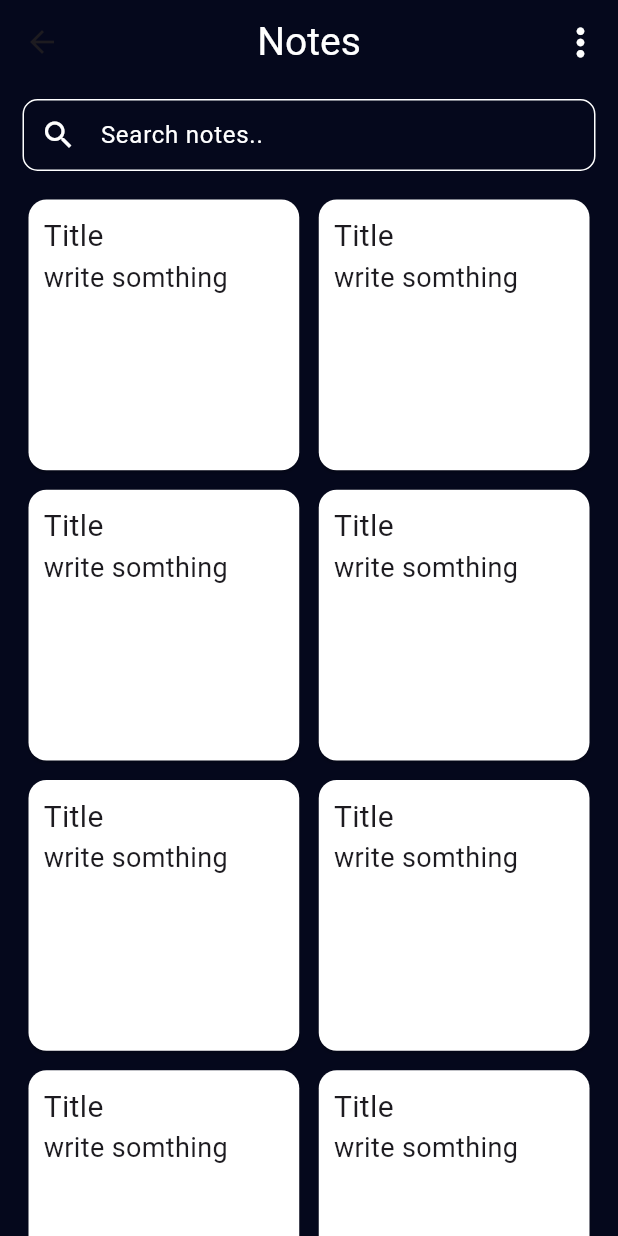
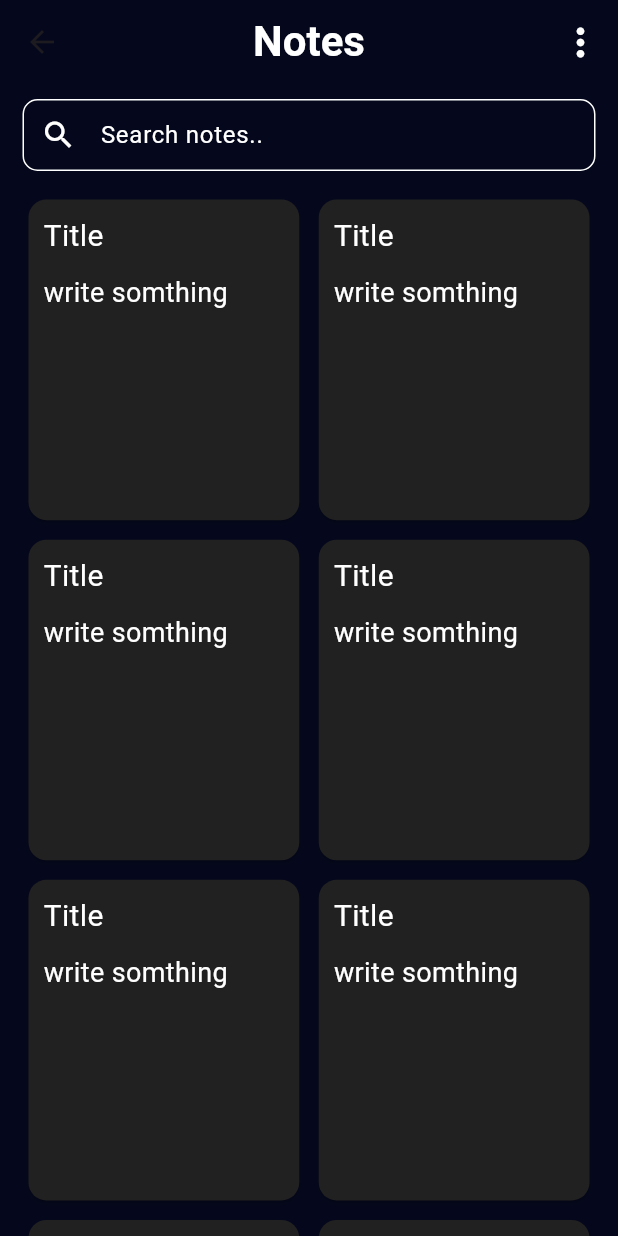
Before and after one commit to RaFiuL-RaZu/noteapp, a Flutter app: the NoteApp screen opened directly, on a phone screen of 412 x 824 dp. Run offline on Flutter 3.47's test engine with Material 3 defaults, Android fonts, the light colour scheme and no system bars; our stand-ins replace get.

Commit message:
notes commit

```diff
--- a/lib/View/Global Widget/CustomCard/CustomCardWidget.dart
+++ b/lib/View/Global Widget/CustomCard/CustomCardWidget.dart
@@ -13,7 +13,7 @@
   @override
   Widget build(BuildContext context) {
     return Card(
-        color:Colors.white,
+          color:Colors.grey.shade900,
           child: SizedBox(
             height: 200,
             width: MediaQuery.sizeOf(context).width/2,
@@ -22,16 +22,15 @@
               children: [
                 Padding(
                   padding: const EdgeInsets.only(left: 10,top: 10),
-                child: CustomTextWidget(title:'Title', fSize: 20,),
+                  child: CustomTextWidget(title:'Title', fSize: 20,color: Colors.white,),
                 ),
                 Padding(
-                padding: const EdgeInsets.only(left: 10),
-                child: CustomTextWidget(title: "write somthing ", fSize: 18),
+                  padding: const EdgeInsets.only(left: 10,top: 10),
+                  child: CustomTextWidget(title: "write somthing", fSize: 18,color: Colors.white,),
                 )
               ],
             ),
           )
-
     );
   }
 }
--- a/lib/View/Global Widget/CustomeTextWIdget/TextWidget.dart
+++ b/lib/View/Global Widget/CustomeTextWIdget/TextWidget.dart
@@ -28,6 +28,6 @@
 
   @override
   Widget build(BuildContext context) {
-    return Text(title,style: TextStyle(fontSize:fSize,fontWeight:fWeight,color: color),);
+    return Text(title,maxLines: 5,style: TextStyle(fontSize:fSize,fontWeight:fWeight,color: color),);
   }
 }
--- a/lib/View/Ui/NoteScreen/NoteAppView.dart
+++ b/lib/View/Ui/NoteScreen/NoteAppView.dart
@@ -14,7 +14,7 @@
       backgroundColor: Color(0xff05081C),
       appBar: AppBar(
         backgroundColor:Color(0xff05081C),
-        title: CustomTextWidget(title: "Notes", fSize:26,color: Colors.white,),
+        title: CustomTextWidget(title: "Notes", fSize:28,color: Colors.white,fWeight: FontWeight.w700,),
         centerTitle: true,
         actions: [
           Padding(
@@ -39,6 +39,7 @@
                       crossAxisCount: 2,
                     crossAxisSpacing: 5,
                     mainAxisSpacing: 5,
+                    childAspectRatio: 0.85
                   ),
                   itemBuilder: (context,index)=>CustomCard()),
             )
```
Lines whose indentation alone changed are shown as unchanged.
